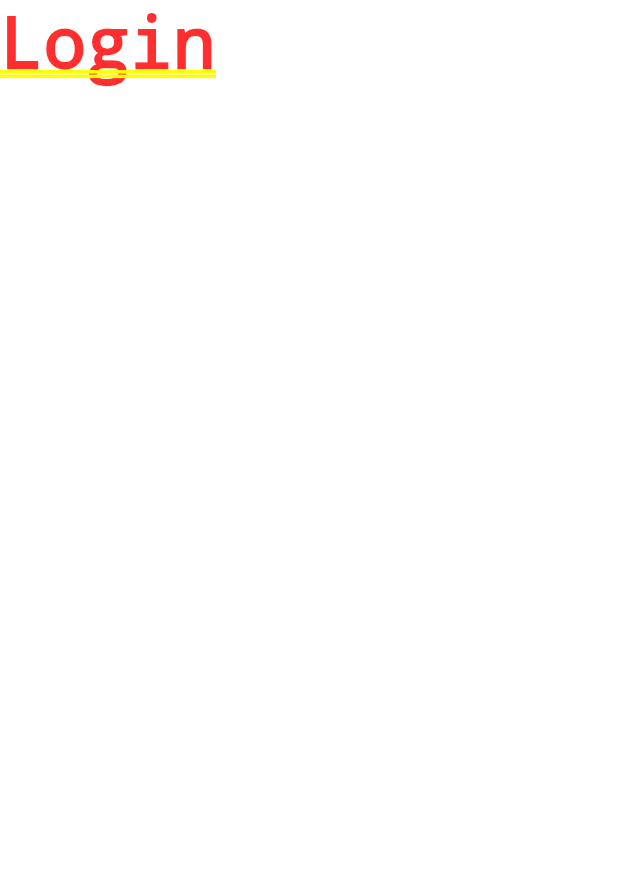
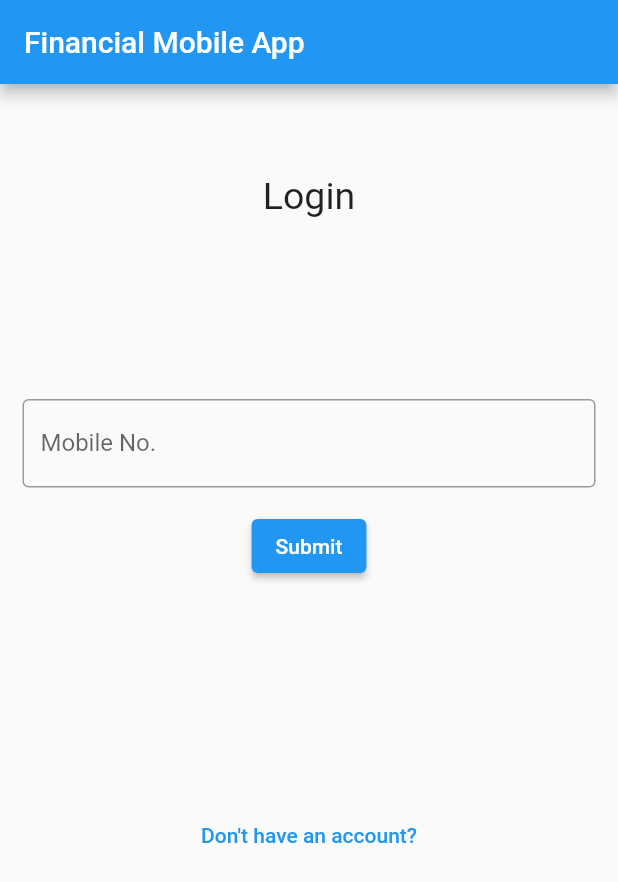
Before and after one commit to pwlamidy/financial_mobile_app, a Flutter app: the screen it shows after launch, on a phone screen of 412 x 824 dp. Shown: the top 882 px of the screen. Run offline on Flutter 3.47's test engine with Material 2 defaults, Android fonts, the phone set to English and light mode, and no system bars; our stand-ins replace go_router.

Commit message:
Add login, sign up and OTP UI

```diff
--- a/lib/screens/login.dart
+++ b/lib/screens/login.dart
@@ -1,3 +1,5 @@
+import 'package:financial_mobile_app/screens/access_code.dart';
+import 'package:financial_mobile_app/screens/sign_up.dart';
 import 'package:flutter/material.dart';
 
 class Login extends StatefulWidget {
@@ -8,8 +10,67 @@ class Login extends StatefulWidget {
 }
 
 class _LoginState extends State<Login> {
+  Future<bool> _onWillPop() async {
+    return false;
+  }
+
   @override
   Widget build(BuildContext context) {
-    return const Text("Login");
+    return WillPopScope(
+      onWillPop: _onWillPop,
+      child: Scaffold(
+        appBar: AppBar(
+          automaticallyImplyLeading: false,
+          title: const Text("Financial Mobile App"),
+        ),
+        body: SingleChildScrollView(
+          child: Column(
+            children: <Widget>[
+              const Padding(
+                padding: EdgeInsets.only(top: 60.0),
+                child: Center(
+                  child: SizedBox(
+                    height: 150,
+                    child: Text(
+                      "Login",
+                      style: TextStyle(fontSize: 25),
+                    ),
+                  ),
+                ),
+              ),
+              const Padding(
+                padding: EdgeInsets.symmetric(horizontal: 15),
+                child: TextField(
+                  decoration: InputDecoration(
+                      border: OutlineInputBorder(),
+                      labelText: 'Mobile No.',
+                      hintText: 'Enter valid mobile no.'),
+                ),
+              ),
+              Padding(
+                padding: const EdgeInsets.symmetric(vertical: 15),
+                child: ElevatedButton(
+                  onPressed: () {
+                    Navigator.push(context,
+                        MaterialPageRoute(builder: (_) => const AccessCode()));
+                  },
+                  child: const Text('Submit'),
+                ),
+              ),
+              const SizedBox(
+                height: 130,
+              ),
+              TextButton(
+                onPressed: () {
+                  Navigator.push(context,
+                      MaterialPageRoute(builder: (_) => const SignUp()));
+                },
+                child: const Text("Don't have an account?"),
+              )
+            ],
+          ),
+        ),
+      ),
+    );
   }
 }
```
Also changed, not shown: lib/screens/access_code.dart (added, +61 -0 lines), lib/screens/sign_up.dart (+62 -1 lines).
